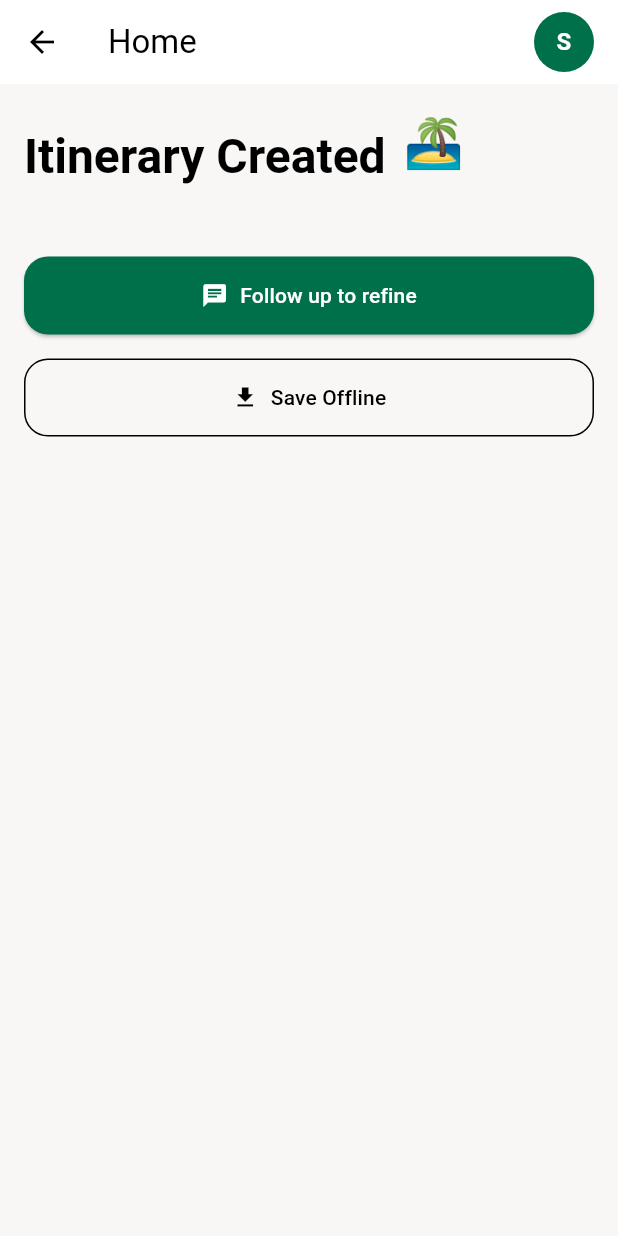
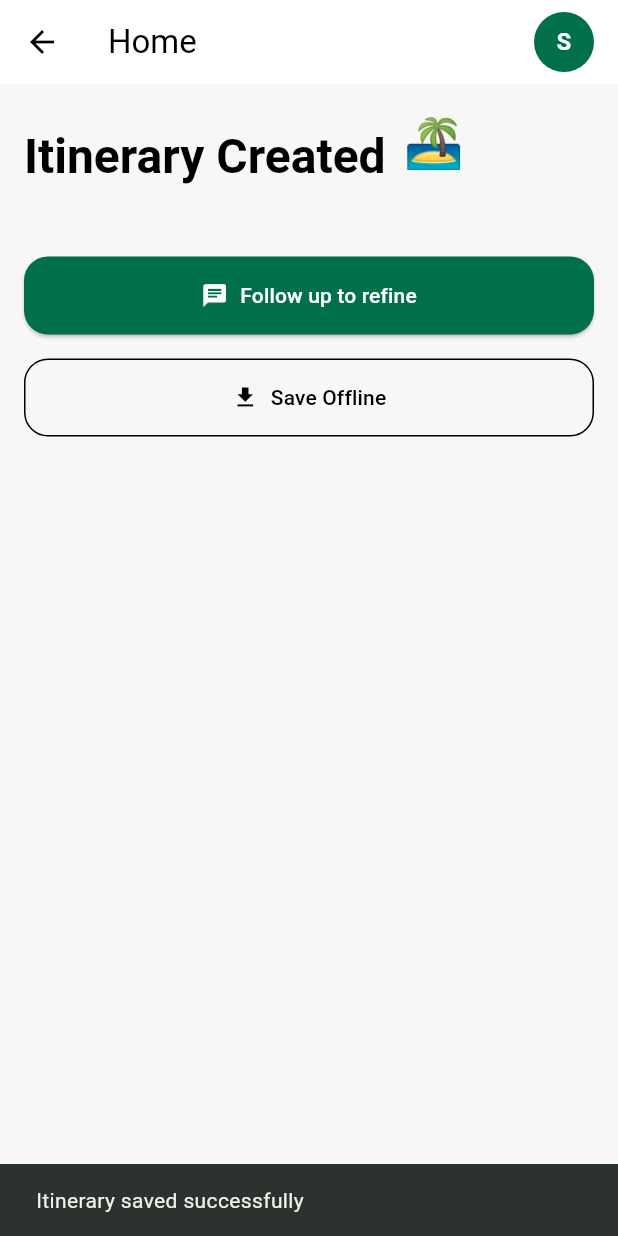
Before and after one commit to Naman30903/smart_trip_planner, a Flutter app: the ItineraryScreen screen opened directly with empty values, after a tap on "Save Offline", on a phone screen of 412 x 824 dp. Run offline on Flutter 3.47's test engine with Material 3 defaults, Android fonts, the phone set to English and light mode, and no system bars; our stand-ins replace flutter_dotenv, flutter_gemini, flutter_riverpod, hive, hive_flutter, speech_to_text; accounts and stored records are empty.

Commit message:
feat: integrate hive database to save the created itenaries offline

```diff
--- /dev/null
+++ b/lib/models/hive_models.dart
@@ -0,0 +1,105 @@
+import 'dart:convert';
+import 'package:hive/hive.dart';
+import '../models/api_response.dart';
+
+@HiveType(typeId: 0)
+class SavedItinerary extends HiveObject {
+  @HiveField(0)
+  late String title;
+
+  @HiveField(1)
+  late String startDate;
+
+  @HiveField(2)
+  late String endDate;
+
+  @HiveField(3)
+  late DateTime savedAt;
+
+  @HiveField(4)
+  late String daysJson;
+
+  SavedItinerary({
+    required this.title,
+    required this.startDate,
+    required this.endDate,
+    required this.savedAt,
+    required this.daysJson,
+  });
+
+  // Factory method to convert from API model
+  factory SavedItinerary.fromApiModel(TripItinerary itinerary) {
+    return SavedItinerary(
+      title: itinerary.title,
+      startDate: itinerary.startDate,
+      endDate: itinerary.endDate,
+      savedAt: DateTime.now(),
+      daysJson: jsonEncode({
+        'days': itinerary.days
+            .map(
+              (day) => {
+                'date': day.date,
+                'summary': day.summary,
+                'items': day.items
+                    .map(
+                      (item) => {
+                        'time': item.time,
+                        'activity': item.activity,
+                        'location': item.location,
+                      },
+                    )
+                    .toList(),
+              },
+            )
+            .toList(),
+      }),
+    );
+  }
+
+  // Method to convert to API model
+  TripItinerary toApiModel() {
+    final decodedData = jsonDecode(daysJson);
+
+    final List<Day> days = (decodedData['days'] as List).map<Day>((dayData) {
+      final List<Item> items = (dayData['items'] as List).map<Item>((itemData) {
+        return Item(
+          time: itemData['time'],
+          activity: itemData['activity'],
+          location: itemData['location'],
+        );
+      }).toList();
+
+      return Day(
+        date: dayData['date'],
+        summary: dayData['summary'],
+        items: items,
+      );
+    }).toList();
+
+    return TripItinerary(
+      title: title,
+      startDate: startDate,
+      endDate: endDate,
+      days: days,
+    );
+  }
+
+  // Hive storage helpers
+  Map<String, dynamic> toMap() => {
+    'title': title,
+    'startDate': startDate,
+    'endDate': endDate,
+    'savedAt': savedAt.toIso8601String(),
+    'daysJson': daysJson,
+  };
+
+  factory SavedItinerary.fromMap(Map<String, dynamic> map) {
+    return SavedItinerary(
+      title: map['title'],
+      startDate: map['startDate'],
+      endDate: map['endDate'],
+      savedAt: DateTime.parse(map['savedAt']),
+      daysJson: map['daysJson'],
+    );
+  }
+}
--- a/lib/providers/database_provider.dart
+++ b/lib/providers/database_provider.dart
@@ -0,0 +1,58 @@
+import 'package:flutter_riverpod/flutter_riverpod.dart';
+import '../services/database_service.dart';
+import '../models/hive_models.dart';
+import '../models/api_response.dart';
+
+// Provider for the database service
+final databaseServiceProvider = Provider<DatabaseService>((ref) {
+  final service = DatabaseService();
+  // Initialize the service
+  service.init();
+  return service;
+});
+
+// Provider for recent itineraries
+final recentItinerariesProvider = FutureProvider<List<SavedItinerary>>((
+  ref,
+) async {
+  final dbService = ref.watch(databaseServiceProvider);
+  // We need to await init in case it hasn't completed
+  return dbService.getRecentItineraries(5); // Get last 5 saved itineraries
+});
+
+// Provider for saving an itinerary
+final saveItineraryProvider = FutureProvider.family<String, TripItinerary>((
+  ref,
+  itinerary,
+) async {
+  final dbService = ref.watch(databaseServiceProvider);
+  final key = await dbService.saveItinerary(itinerary);
+
+  // Refresh the recent itineraries list
+  ref.invalidate(recentItinerariesProvider);
+
+  return key;
+});
+
+// Provider for deleting an itinerary
+final deleteItineraryProvider = FutureProvider.family<bool, String>((
+  ref,
+  key,
+) async {
+  final dbService = ref.watch(databaseServiceProvider);
+  final result = await dbService.deleteItinerary(key);
+
+  // Refresh the recent itineraries list
+  ref.invalidate(recentItinerariesProvider);
+
+  return result;
+});
+
+// Add this provider for a specific itinerary by key
+final itineraryByKeyProvider = FutureProvider.family<TripItinerary?, String>((
+  ref,
+  key,
+) async {
+  final dbService = ref.watch(databaseServiceProvider);
+  return dbService.getItineraryByKey(key);
+});
--- a/lib/screens/home_screen.dart
+++ b/lib/screens/home_screen.dart
@@ -1,4 +1,5 @@
 import 'package:flutter/material.dart';
+import 'package:smart_trip_planner/providers/database_provider.dart';
 import 'package:speech_to_text/speech_to_text.dart' as stt;
 import 'package:flutter_riverpod/flutter_riverpod.dart';
 import '../providers/chat_provider.dart';
@@ -13,13 +14,6 @@ class HomeScreen extends ConsumerStatefulWidget {
 }
 
 class _HomeScreenState extends ConsumerState<HomeScreen> {
-  final savedItineraries = [
-    "Japan Trip, 20 days vacation,explore ky...",
-    "India Trip, 7 days work trip, suggest affor...",
-    "Europe trip, include Paris, Berlin, Dortmun...",
-    "Two days weekend getaway to somewhe...",
-  ];
-
   final TextEditingController _tripController = TextEditingController();
   late stt.SpeechToText _speech;
   bool _isListening = false;
@@ -111,6 +105,9 @@ class _HomeScreenState extends ConsumerState<HomeScreen> {
 
   @override
   Widget build(BuildContext context) {
+    // Watch the recent itineraries provider
+    final recentItinerariesAsync = ref.watch(recentItinerariesProvider);
+
     return Scaffold(
       backgroundColor: const Color(0xFFF9F7F6),
       body: SafeArea(
@@ -255,7 +252,21 @@ class _HomeScreenState extends ConsumerState<HomeScreen> {
                   ),
                 ),
                 const SizedBox(height: 20),
-                ...savedItineraries.map(
+                // Show recent itineraries or loading state
+                recentItinerariesAsync.when(
+                  data: (itineraries) {
+                    if (itineraries.isEmpty) {
+                      return const Center(
+                        child: Text(
+                          "No saved itineraries yet",
+                          style: TextStyle(fontSize: 16, color: Colors.grey),
+                        ),
+                      );
+                    }
+
+                    return Column(
+                      children: itineraries
+                          .map(
                             (itinerary) => Padding(
                               padding: const EdgeInsets.only(bottom: 16.0),
                               child: Container(
@@ -270,7 +281,7 @@ class _HomeScreenState extends ConsumerState<HomeScreen> {
                                     size: 16,
                                   ),
                                   title: Text(
-                          itinerary,
+                                    "${itinerary.title} (${itinerary.startDate} - ${itinerary.endDate})",
                                     style: const TextStyle(
                                       fontSize: 16,
                                       color: Colors.black,
@@ -281,8 +292,37 @@ class _HomeScreenState extends ConsumerState<HomeScreen> {
                                     horizontal: 16,
                                     vertical: 0,
                                   ),
-                        onTap: () {},
+                                  onTap: () async {
+                                    // Use Hive's key to retrieve the itinerary
+                                    final key = itinerary.key.toString();
+                                    final savedItinerary = await ref.read(
+                                      itineraryByKeyProvider(key).future,
+                                    );
+
+                                    if (savedItinerary != null && mounted) {
+                                      Navigator.push(
+                                        context,
+                                        MaterialPageRoute(
+                                          builder: (context) => ItineraryScreen(
+                                            itinerary: savedItinerary,
                                           ),
+                                        ),
+                                      );
+                                    }
+                                  },
+                                ),
+                              ),
+                            ),
+                          )
+                          .toList(),
+                    );
+                  },
+                  loading: () =>
+                      const Center(child: CircularProgressIndicator()),
+                  error: (_, __) => const Center(
+                    child: Text(
+                      "Error loading saved itineraries",
+                      style: TextStyle(fontSize: 16, color: Colors.red),
                     ),
                   ),
                 ),
--- a/lib/screens/itinerary_screen.dart
+++ b/lib/screens/itinerary_screen.dart
@@ -1,19 +1,22 @@
 import 'package:flutter/material.dart';
+import 'package:flutter_riverpod/flutter_riverpod.dart';
 import '../models/api_response.dart';
 import 'package:url_launcher/url_launcher.dart';
 import 'chat_screen.dart';
+import '../providers/database_provider.dart';
 
-class ItineraryScreen extends StatefulWidget {
+class ItineraryScreen extends ConsumerStatefulWidget {
   final TripItinerary itinerary;
 
-  const ItineraryScreen({Key? key, required this.itinerary}) : super(key: key);
+  const ItineraryScreen({super.key, required this.itinerary});
 
   @override
-  State<ItineraryScreen> createState() => _ItineraryScreenState();
+  ConsumerState<ItineraryScreen> createState() => _ItineraryScreenState();
 }
 
-class _ItineraryScreenState extends State<ItineraryScreen> {
+class _ItineraryScreenState extends ConsumerState<ItineraryScreen> {
   late TripItinerary _itinerary;
+  bool _isSaving = false;
 
   @override
   void initState() {
@@ -25,6 +28,34 @@ class _ItineraryScreenState extends State<ItineraryScreen> {
     setState(() {
       _itinerary = updatedItinerary;
     });
+  }
+
+  Future<void> _saveItineraryOffline() async {
+    setState(() {
+      _isSaving = true;
+    });
+
+    try {
+      final key = await ref.read(saveItineraryProvider(_itinerary).future);
+
+      if (mounted) {
+        ScaffoldMessenger.of(
+          context,
+        ).showSnackBar(SnackBar(content: Text('Itinerary saved successfully')));
+      }
+    } catch (e) {
+      if (mounted) {
+        ScaffoldMessenger.of(context).showSnackBar(
+          SnackBar(content: Text('Error saving itinerary: ${e.toString()}')),
+        );
+      }
+    } finally {
+      if (mounted) {
+        setState(() {
+          _isSaving = false;
+        });
+      }
+    }
   }
 
   @override
@@ -188,8 +219,14 @@ class _ItineraryScreenState extends State<ItineraryScreen> {
         SizedBox(
           width: double.infinity,
           child: OutlinedButton.icon(
-            icon: const Icon(Icons.download),
-            label: const Text("Save Offline"),
+            icon: _isSaving
+                ? const SizedBox(
+                    width: 20,
+                    height: 20,
+                    child: CircularProgressIndicator(strokeWidth: 2),
+                  )
+                : const Icon(Icons.download),
+            label: Text(_isSaving ? "Saving..." : "Save Offline"),
             style: OutlinedButton.styleFrom(
               foregroundColor: Colors.black,
               side: const BorderSide(color: Colors.black),
@@ -198,9 +235,7 @@ class _ItineraryScreenState extends State<ItineraryScreen> {
                 borderRadius: BorderRadius.circular(16),
               ),
             ),
-            onPressed: () {
-              // Implement save functionality
-            },
+            onPressed: _isSaving ? null : _saveItineraryOffline,
           ),
         ),
       ],
--- a/lib/screens/login_screen.dart
+++ b/lib/screens/login_screen.dart
@@ -213,7 +213,11 @@ class _LoginScreenState extends State<LoginScreen> {
                   ),
                   child: const Text(
                     "Login",
-                    style: TextStyle(fontWeight: FontWeight.bold, fontSize: 20),
+                    style: TextStyle(
+                      fontWeight: FontWeight.bold,
+                      fontSize: 20,
+                      color: Colors.white,
+                    ),
                   ),
                 ),
               ),
--- a/lib/services/database_service.dart
+++ b/lib/services/database_service.dart
@@ -0,0 +1,101 @@
+import 'dart:convert';
+import 'package:flutter/foundation.dart';
+import 'package:hive_flutter/hive_flutter.dart';
+import '../models/hive_models.dart';
+import '../models/api_response.dart';
+
+class DatabaseService {
+  static const String _boxName = 'itineraries';
+  late Box _box;
+  bool _isInitialized = false;
+
+  // Initialize Hive and open box
+  Future<void> init() async {
+    if (_isInitialized) return;
+
+    await Hive.initFlutter();
+    _box = await Hive.openBox(_boxName);
+    _isInitialized = true;
+  }
+
+  // Save an itinerary
+  Future<String> saveItinerary(TripItinerary itinerary) async {
+    await init(); // Ensure initialized
+
+    try {
+      final savedItinerary = SavedItinerary.fromApiModel(itinerary);
+      final key = await _box.add(savedItinerary.toMap());
+      return key.toString();
+    } catch (e) {
+      debugPrint('Error saving itinerary: $e');
+      rethrow;
+    }
+  }
+
+  // Get recent itineraries (limited by count)
+  List<SavedItinerary> getRecentItineraries(int count) {
+    if (!_isInitialized) {
+      debugPrint('Database not initialized');
+      return [];
+    }
+
+    try {
+      final values = _box.values.toList();
+      final itineraries = values
+          .map((map) => SavedItinerary.fromMap(Map<String, dynamic>.from(map)))
+          .toList();
+
+      // Sort by savedAt in descending order
+      itineraries.sort((a, b) => b.savedAt.compareTo(a.savedAt));
+
+      // Return only the requested number of items
+      return itineraries.take(count).toList();
+    } catch (e) {
+      debugPrint('Error getting recent itineraries: $e');
+      return [];
+    }
+  }
+
+  // Get itinerary by key
+  TripItinerary? getItineraryByKey(String key) {
+    if (!_isInitialized) {
+      debugPrint('Database not initialized');
+      return null;
+    }
+
+    try {
+      final map = _box.get(int.parse(key));
+      if (map == null) return null;
+
+      final savedItinerary = SavedItinerary.fromMap(Map<String, dynamic>.from(map));
+      return savedItinerary.toApiModel();
+    } catch (e) {
+      debugPrint('Error getting itinerary by key: $e');
+      return null;
+    }
+  }
+
+  // Delete itinerary
+  Future<bool> deleteItinerary(String key) async {
+    if (!_isInitialized) {
+      debugPrint('Database not initialized');
+      return false;
+    }
+
+    try {
+      await _box.delete(int.parse(key));
+      return true;
+    } catch (e) {
+      debugPrint('Error deleting itinerary: $e');
+      return false;
+    }
+  }
+
+  // Close the box when no longer needed
+  Future<void> close() async {
+    if (_isInitialized) {
+      await _box.close();
+      _isInitialized = false;
+    }
+  }
+}
--- a/lib/services/openai_service.dart
+++ b/lib/services/openai_service.dart
@@ -50,7 +50,7 @@ class GeminiService {
       // Call the Gemini API
       final result = await _gemini.prompt(parts: [Part.text(fullPrompt)]);
       final output = result?.output;
-      debugPrint('Gemini API raw output: $output'); // <-- Debug print here
+      debugPrint('Gemini API raw output: $output'); // <-- Debug debugPrint here
       if (output == null || output.isEmpty) {
         throw Exception('Empty response from Gemini API');
       }
@@ -61,7 +61,7 @@ class GeminiService {
       final itineraryJson = jsonDecode(jsonStr);
       return TripItinerary.fromJson(itineraryJson);
     } catch (e) {
-      print('Error in Gemini API call: $e');
+      debugPrint('Error in Gemini API call: $e');
       if (e.toString().contains('503')) {
         throw Exception(
           'Gemini API is temporarily unavailable. Please try again later.',
```
Also changed, not shown: lib/main.dart (+12 -8 lines), pubspec.yaml (+8 -0 lines), pubspec.lock, 5 other files. Lines whose indentation alone changed are shown as unchanged.
